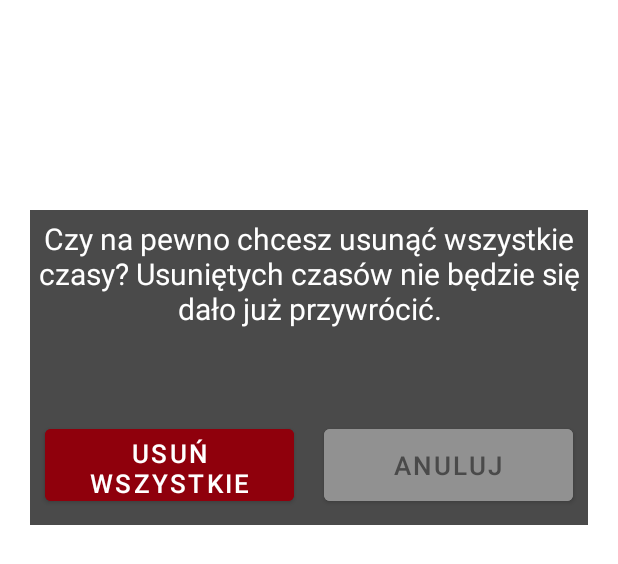
After one commit to CezarySadowskiDev/RubiksInfo, an Android app: the layout confirm_deleting_dialog.xml on its own in the app's theme, with its tools: preview values and no code run, on a phone screen of 412 x 824 dp. The commit adds this screen. Shown: the top 564 px of the screen. Run offline under Robolectric (Android 15) with nearby library versions, the phone set to English and light mode, and no system bars.

Commit message:
Skończony ekran edytowania danych

```diff
--- a/app/src/main/AndroidManifest.xml
+++ b/app/src/main/AndroidManifest.xml
@@ -9,6 +9,7 @@
         android:roundIcon="@mipmap/ic_launcher_round"
         android:supportsRtl="true"
         android:theme="@style/Theme.RubiksInfo">
+        <activity android:name=".EditDataActivity" />
         <activity android:name=".TutorialActivity" />
         <activity android:name=".StatisticsActivity" />
         <activity android:name=".StopwatchActivity" />
--- a/app/src/main/java/rubiks/info/MainActivity.kt
+++ b/app/src/main/java/rubiks/info/MainActivity.kt
@@ -27,5 +27,11 @@ class MainActivity : AppCompatActivity() {
             val intent = Intent(this, TutorialActivity::class.java)
             startActivity(intent)
         }
+
+        val editDataCardView = findViewById<CardView>(R.id.mainMenuEditData)
+        editDataCardView.setOnClickListener {
+            val intent = Intent(this, EditDataActivity::class.java)
+            startActivity(intent)
+        }
     }
 }
--- /dev/null
+++ b/app/src/main/res/layout/confirm_deleting_dialog.xml
@@ -0,0 +1,64 @@
+<?xml version="1.0" encoding="utf-8"?>
+<LinearLayout xmlns:android="http://schemas.android.com/apk/res/android"
+    android:layout_width="match_parent"
+    android:layout_height="wrap_content"
+    android:layout_marginStart="20dp"
+    android:layout_marginTop="140dp"
+    android:layout_marginEnd="20dp"
+    android:layout_marginBottom="80dp"
+    android:background="#4A4A4A"
+    android:orientation="vertical">
+
+    <LinearLayout
+        android:layout_width="match_parent"
+        android:layout_height="wrap_content"
+        android:layout_marginTop="5dp"
+        android:layout_marginBottom="5dp"
+        android:orientation="horizontal">
+
+        <TextView
+            android:layout_width="match_parent"
+            android:layout_height="wrap_content"
+            android:layout_marginBottom="45dp"
+            android:text="@string/confirm_deleting_all_data"
+            android:textAlignment="center"
+            android:textColor="#fff"
+            android:textSize="20sp" />
+
+    </LinearLayout>
+
+    <LinearLayout
+        android:layout_width="match_parent"
+        android:layout_height="wrap_content"
+        android:clipChildren="false"
+        android:clipToPadding="false"
+        android:orientation="horizontal"
+        android:weightSum="10">
+
+        <Button
+            android:id="@+id/confirm_deleting_delete"
+            android:layout_width="0dp"
+            android:layout_height="60dp"
+            android:layout_gravity="center"
+            android:layout_margin="10dp"
+            android:layout_weight="5"
+            android:backgroundTint="#8f000c"
+            android:shadowColor="#fff"
+            android:text="@string/delete_all_data"
+            android:textColor="#fff"
+            android:textSize="17sp" />
+
+        <Button
+            android:id="@+id/confirm_deleting_cancel"
+            android:layout_width="0dp"
+            android:layout_height="60dp"
+            android:layout_gravity="center"
+            android:layout_margin="10dp"
+            android:layout_weight="5"
+            android:backgroundTint="#919191"
+            android:text="@string/cancel_deleting_times"
+            android:textColor="#4A4A4A"
+            android:textSize="17sp" />
+    </LinearLayout>
+
+</LinearLayout>
--- a/app/src/main/res/values/strings.xml
+++ b/app/src/main/res/values/strings.xml
@@ -186,4 +186,14 @@
     <string name="tutorial_yellow_cross_corners_rotation_step_1">Algorytm:\n<b>R\' \t D\' \tR \t D</b>
     </string>
     <!-- KONIEC TUTORIALA -->
+    <string name="main_menu_edit_data">Edytuj dane</string>
+    <string name="delete_all_data">Usuń wszystkie dane</string>
+    <string name="confirm_deleting_all_data">Czy na pewno chcesz usunąć wszystkie czasy? Usuniętych
+        czasów nie będzie się dało już przywrócić.</string>
+    <string name="delete_times">Usuń</string>
+    <string name="cancel_deleting_times">Anuluj</string>
+    <string name="edit_data_intro">W tej sekcji możesz przejrzeć wszystkie zapisane wcześniej czasy.
+    Klikając na konkretny czas masz możliwość jego edycji lub usunięcia. Jeżeli chcesz usunąć
+    wszystkie czasy, wystarczy kliknąć na przycisk \"Usuń wszystkie czasy\".</string>
+    <string name="deleting_all_data_confirmation">Usunięto wszystkie czasy.</string>
 </resources>
```
Also changed, not shown: app/src/main/java/rubiks/info/DataBaseHelper.kt (+64 -8 lines), app/src/main/java/rubiks/info/EditDataActivity.kt (added, +64 -0 lines), app/src/main/java/rubiks/info/EditDataAdapter.kt (added, +197 -0 lines), app/src/main/java/rubiks/info/StatisticsActivity.kt (+18 -15 lines), app/src/main/res/layout/activity_edit_data.xml (added, +50 -0 lines), app/src/main/res/layout/activity_main.xml (+5 -6 lines), app/src/main/res/layout/edit_data_row.xml (added, +20 -0 lines).
